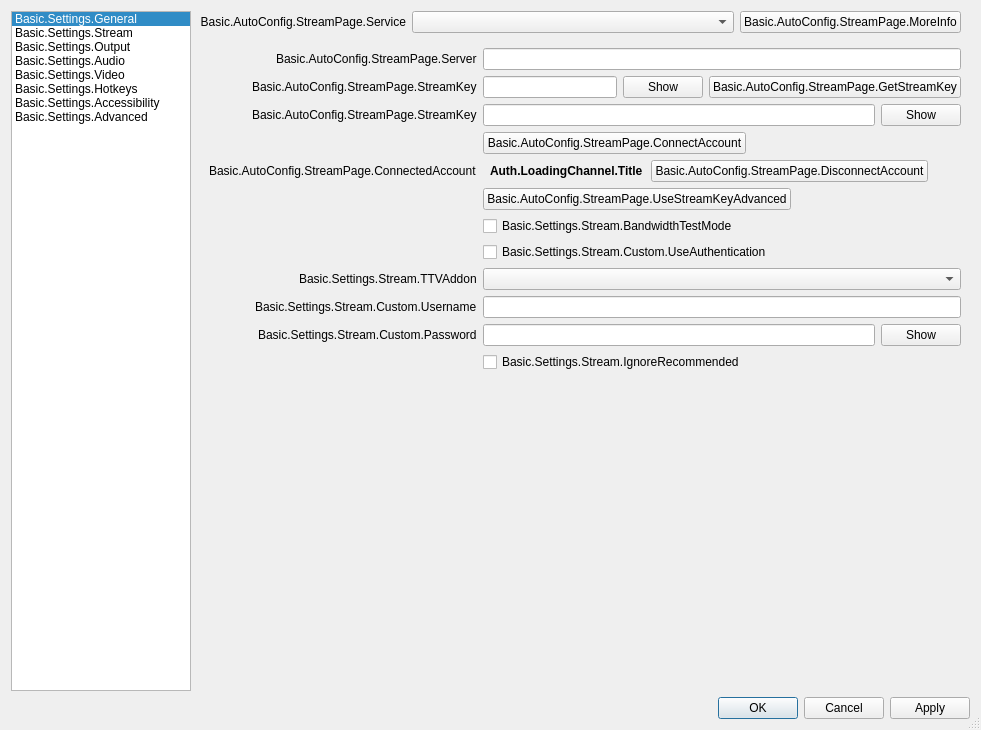
Before: the Qt Designer form UI/forms/OBSBasicSettings.ui in Elly2018/obs-studio-4khd, drawn with Qt 5.
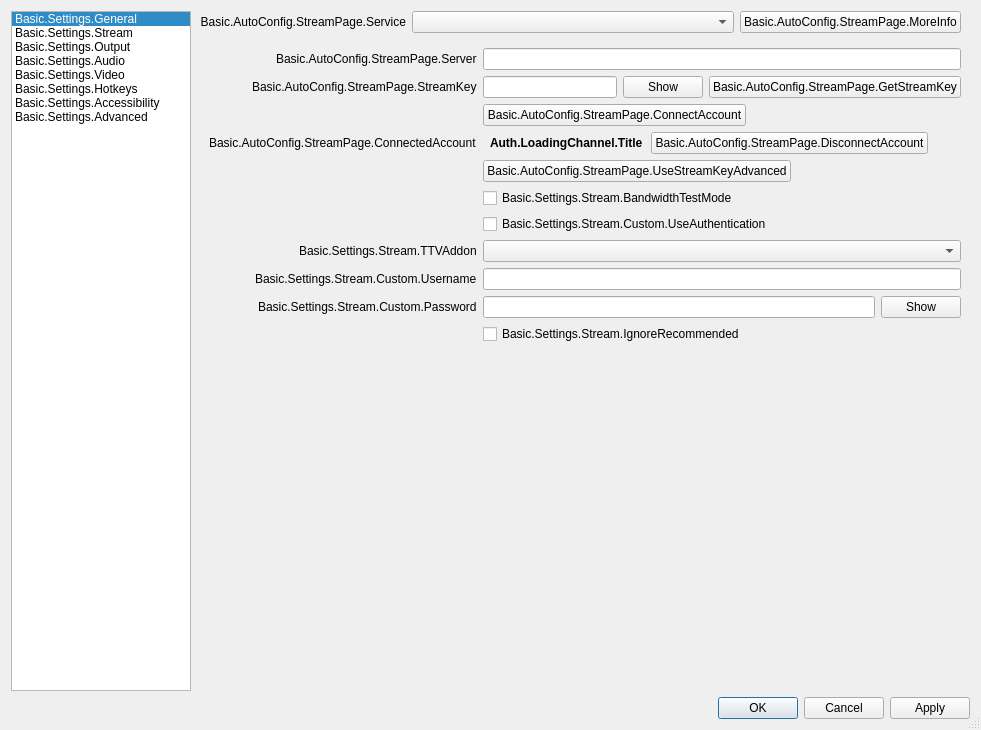
After: the same form once the commit is applied. The open tabs and pages were chosen to show the change. Icons and pictures are not drawn. Custom widgets are drawn as their Qt base class.

Commit message:
Revert "Added second key and add save load feature, remove setting and live button on the UI"
This reverts commit 95791f8c81b55eef53ec2d0742d010920057343f.

```diff
--- a/UI/forms/OBSBasicSettings.ui
+++ b/UI/forms/OBSBasicSettings.ui
@@ -1213,57 +1213,6 @@
                </layout>
               </widget>
              </item>
-		    <item row="2" column="0">
-			    <widget class="QLabel" name="streamKeyLabel2">
-				    <property name="text">
-					    <string>Basic.AutoConfig.StreamPage.StreamKey</string>
-				    </property>
-				    <property name="openExternalLinks">
-					    <bool>true</bool>
-				    </property>
-				    <property name="buddy">
-					    <cstring>key</cstring>
-				    </property>
-			    </widget>
-		    </item>
-		    <item row="2" column="1">
-			    <widget class="QFrame" name="streamKeyWidget">
-				    <layout class="QHBoxLayout" name="horizontalLayout_11">
-					    <property name="leftMargin">
-						    <number>0</number>
-					    </property>
-					    <property name="topMargin">
-						    <number>0</number>
-					    </property>
-					    <property name="rightMargin">
-						    <number>0</number>
-					    </property>
-					    <property name="bottomMargin">
-						    <number>0</number>
-					    </property>
-					    <item>
-						    <widget class="QLineEdit" name="key2">
-							    <property name="inputMask">
-								    <string notr="true"/>
-							    </property>
-							    <property name="text">
-								    <string notr="true"/>
-							    </property>
-							    <property name="echoMode">
-								    <enum>QLineEdit::Password</enum>
-							    </property>
-						    </widget>
-					    </item>
-					    <item>
-						    <widget class="QPushButton" name="show2">
-							    <property name="text">
-								    <string>Show</string>
-							    </property>
-						    </widget>
-					    </item>
-				    </layout>
-			    </widget>
-		    </item>
              <item row="3" column="0">
               <spacer name="horizontalSpacer_18">
                <property name="orientation">
```
The commit also changes 12 other files.
